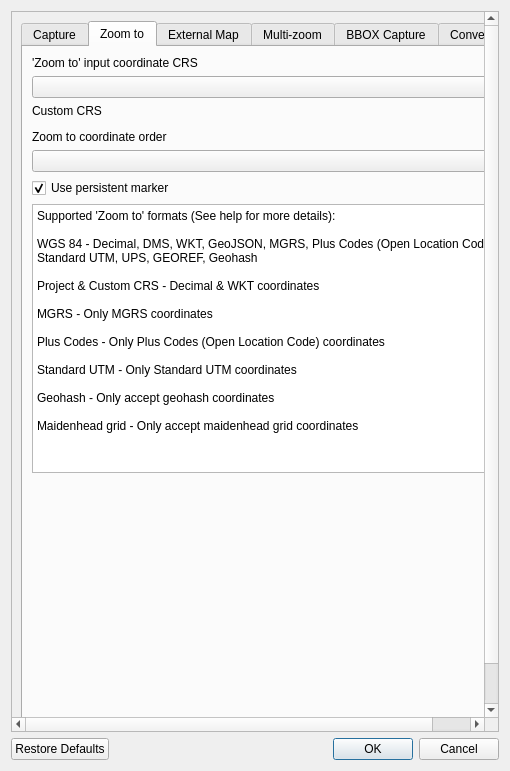
Old version of the form ui/latLonSettings.ui in the repository NationalSecurityAgency/qgis-latlontools-plugin.
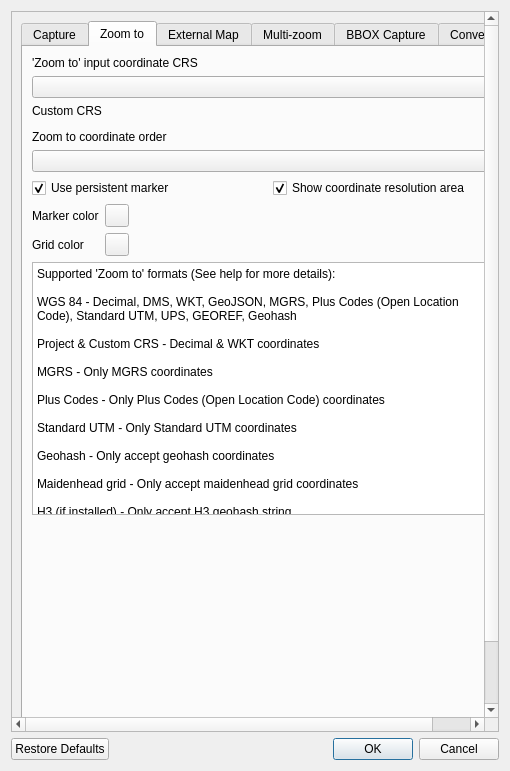
New version of the form. The open tabs and pages were chosen to show the change. Custom widgets are drawn as their Qt base class.

Commit message: Add H3 and zoom to colors

What changed in the file:
```diff
--- a/ui/latLonSettings.ui
+++ b/ui/latLonSettings.ui
@@ -27,8 +27,8 @@
        <rect>
         <x>0</x>
         <y>0</y>
-        <width>490</width>
-        <height>722</height>
+        <width>473</width>
+        <height>736</height>
        </rect>
       </property>
       <layout class="QVBoxLayout" name="verticalLayout_11">
@@ -174,24 +174,24 @@
                </property>
               </widget>
              </item>
-             <item row="12" column="0">
+             <item row="13" column="0">
               <widget class="QLabel" name="label_28">
                <property name="text">
                 <string>Coordinate prefix</string>
                </property>
               </widget>
              </item>
-             <item row="13" column="0">
+             <item row="14" column="0">
               <widget class="QLabel" name="label_29">
                <property name="text">
                 <string>Coordinate suffix</string>
                </property>
               </widget>
              </item>
-             <item row="12" column="1">
+             <item row="13" column="1">
               <widget class="QLineEdit" name="capturePrefixLineEdit"/>
              </item>
-             <item row="13" column="1">
+             <item row="14" column="1">
               <widget class="QLineEdit" name="captureSuffixLineEdit"/>
              </item>
              <item row="9" column="0">
@@ -316,6 +316,23 @@
                </property>
               </widget>
              </item>
+             <item row="12" column="0">
+              <widget class="QLabel" name="captureH3Label">
+               <property name="text">
+                <string>H3 resolution</string>
+               </property>
+              </widget>
+             </item>
+             <item row="12" column="1">
+              <widget class="QSpinBox" name="captureH3PrecisionSpinBox">
+               <property name="maximum">
+                <number>15</number>
+               </property>
+               <property name="value">
+                <number>8</number>
+               </property>
+              </widget>
+             </item>
             </layout>
            </item>
            <item>
@@ -396,17 +413,83 @@
             <widget class="QComboBox" name="zoomToCoordOrderComboBox"/>
            </item>
            <item>
-            <widget class="QCheckBox" name="persistentMarkerCheckBox">
-             <property name="text">
-              <string>Use persistent marker</string>
-             </property>
-             <property name="checked">
-              <bool>true</bool>
-             </property>
-            </widget>
+            <layout class="QHBoxLayout" name="horizontalLayout_2">
+             <item>
+              <widget class="QCheckBox" name="persistentMarkerCheckBox">
+               <property name="text">
+                <string>Use persistent marker</string>
+               </property>
+               <property name="checked">
+                <bool>true</bool>
+               </property>
+              </widget>
+             </item>
+             <item>
+              <widget class="QCheckBox" name="showGridCheckBox">
+               <property name="text">
+                <string>Show coordinate resolution area</string>
+               </property>
+               <property name="checked">
+                <bool>true</bool>
+               </property>
+              </widget>
+             </item>
+            </layout>
+           </item>
+           <item>
+            <layout class="QFormLayout" name="formLayout_6">
+             <item row="0" column="0">
+              <widget class="QLabel" name="label_59">
+               <property name="text">
+                <string>Marker color</string>
+               </property>
+              </widget>
+             </item>
+             <item row="0" column="1">
+              <widget class="QgsColorButton" name="markerColorButton">
+               <property name="color">
+                <color>
+                 <red>255</red>
+                 <green>0</green>
+                 <blue>0</blue>
+                </color>
+               </property>
+              </widget>
+             </item>
+             <item row="1" column="1">
+              <widget class="QgsColorButton" name="gridColorButton">
+               <property name="color">
+                <color>
+                 <red>255</red>
+                 <green>0</green>
+                 <blue>0</blue>
+                </color>
+               </property>
+              </widget>
+             </item>
+             <item row="1" column="0">
+              <widget class="QLabel" name="label_60">
+               <property name="text">
+                <string>Grid color</string>
+               </property>
+              </widget>
+             </item>
+            </layout>
            </item>
            <item>
             <widget class="QPlainTextEdit" name="plainTextEdit">
+             <property name="sizePolicy">
+              <sizepolicy hsizetype="Expanding" vsizetype="Expanding">
+               <horstretch>0</horstretch>
+               <verstretch>0</verstretch>
+              </sizepolicy>
+             </property>
+             <property name="verticalScrollBarPolicy">
+              <enum>Qt::ScrollBarAsNeeded</enum>
+             </property>
+             <property name="sizeAdjustPolicy">
+              <enum>QAbstractScrollArea::AdjustToContentsOnFirstShow</enum>
+             </property>
              <property name="undoRedoEnabled">
               <bool>false</bool>
              </property>
@@ -428,7 +511,9 @@
 
 Geohash - Only accept geohash coordinates
 
-Maidenhead grid - Only accept maidenhead grid coordinates</string>
+Maidenhead grid - Only accept maidenhead grid coordinates
+
+H3 (if installed) - Only accept H3 geohash string</string>
              </property>
             </widget>
            </item>
@@ -437,10 +522,13 @@
              <property name="orientation">
               <enum>Qt::Vertical</enum>
              </property>
+             <property name="sizeType">
+              <enum>QSizePolicy::Expanding</enum>
+             </property>
              <property name="sizeHint" stdset="0">
               <size>
                <width>20</width>
-               <height>40</height>
+               <height>30</height>
               </size>
              </property>
             </spacer>
@@ -1177,6 +1265,11 @@
   </layout>
  </widget>
  <customwidgets>
+  <customwidget>
+   <class>QgsColorButton</class>
+   <extends>QToolButton</extends>
+   <header>qgscolorbutton.h</header>
+  </customwidget>
   <customwidget>
    <class>QgsProjectionSelectionWidget</class>
    <extends>QWidget</extends>
```
